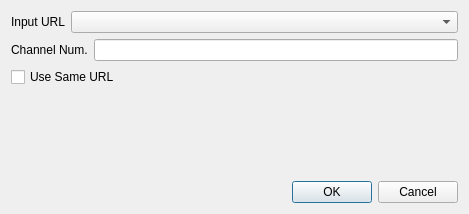
Before: the Qt Designer form face_detect_client/open_stream_dlg.ui in sophon-ai-algo/pipeline_client, drawn with Qt 5.
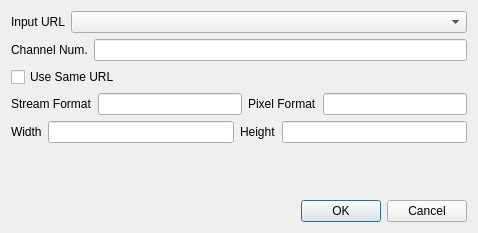
After: the same form once the commit is applied.

The edit to the form file:
```diff
--- a/face_detect_client/open_stream_dlg.ui
+++ b/face_detect_client/open_stream_dlg.ui
@@ -6,8 +6,8 @@
    <rect>
     <x>0</x>
     <y>0</y>
-    <width>469</width>
-    <height>214</height>
+    <width>478</width>
+    <height>233</height>
    </rect>
   </property>
   <property name="windowTitle">
@@ -55,6 +55,54 @@
      </property>
     </widget>
    </item>
+   <item>
+    <layout class="QHBoxLayout" name="horizontalLayout">
+     <item>
+      <widget class="QLabel" name="label_3">
+       <property name="text">
+        <string>Stream Format</string>
+       </property>
+      </widget>
+     </item>
+     <item>
+      <widget class="QLineEdit" name="leStreamFormat"/>
+     </item>
+     <item>
+      <widget class="QLabel" name="label_6">
+       <property name="text">
+        <string>Pixel Format</string>
+       </property>
+      </widget>
+     </item>
+     <item>
+      <widget class="QLineEdit" name="lePixelFormat"/>
+     </item>
+    </layout>
+   </item>
+   <item>
+    <layout class="QHBoxLayout" name="horizontalLayout_2">
+     <item>
+      <widget class="QLabel" name="label_4">
+       <property name="text">
+        <string>Width</string>
+       </property>
+      </widget>
+     </item>
+     <item>
+      <widget class="QLineEdit" name="leWidth"/>
+     </item>
+     <item>
+      <widget class="QLabel" name="label_5">
+       <property name="text">
+        <string>Height</string>
+       </property>
+      </widget>
+     </item>
+     <item>
+      <widget class="QLineEdit" name="leHeight"/>
+     </item>
+    </layout>
+   </item>
    <item>
     <spacer name="verticalSpacer">
      <property name="orientation">
```
